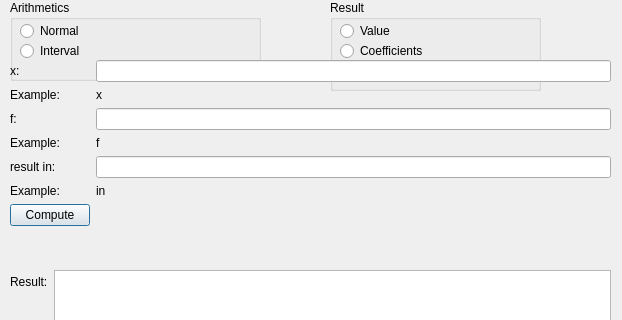
This is MainWindow.ui in adowsky/spline-function as Qt 5 draws it before an edit; both pictures show x 0 to 622 and y 0 to 320 of the 622 by 479 pixel window. The edited form follows.
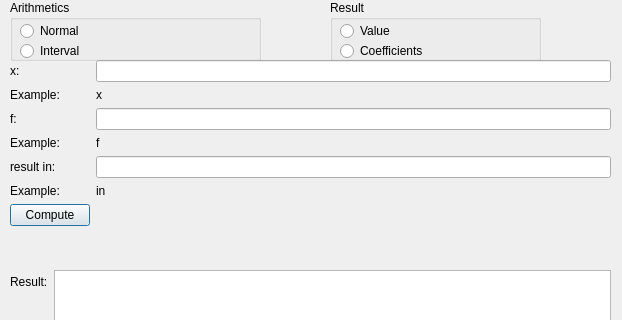
This is the edited form.

Patch:
```diff
--- a/MainWindow.ui
+++ b/MainWindow.ui
@@ -19,7 +19,7 @@
      <x>10</x>
      <y>0</y>
      <width>251</width>
-     <height>81</height>
+     <height>61</height>
     </rect>
    </property>
    <property name="title">
@@ -58,7 +58,7 @@
      <x>330</x>
      <y>0</y>
      <width>211</width>
-     <height>91</height>
+     <height>61</height>
     </rect>
    </property>
    <property name="title">
@@ -97,7 +97,7 @@
      <x>10</x>
      <y>60</y>
      <width>601</width>
-     <height>202</height>
+     <height>211</height>
     </rect>
    </property>
    <layout class="QFormLayout" name="formLayout">
```
